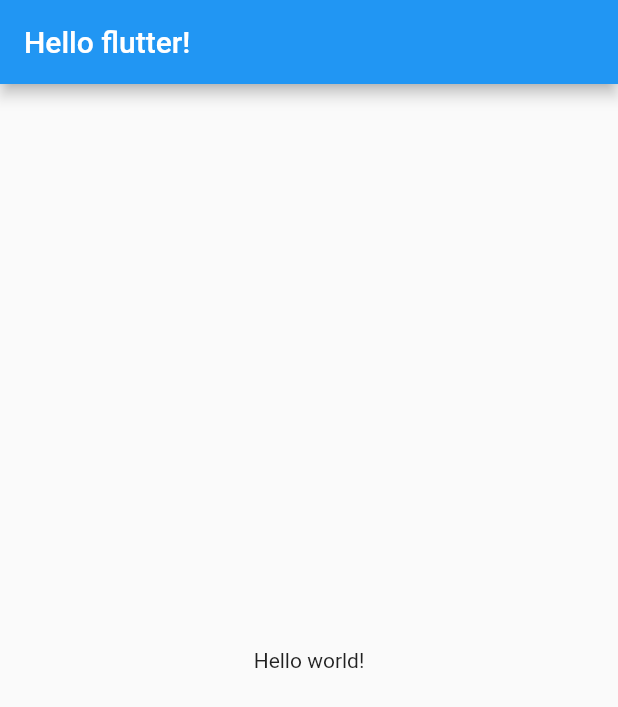
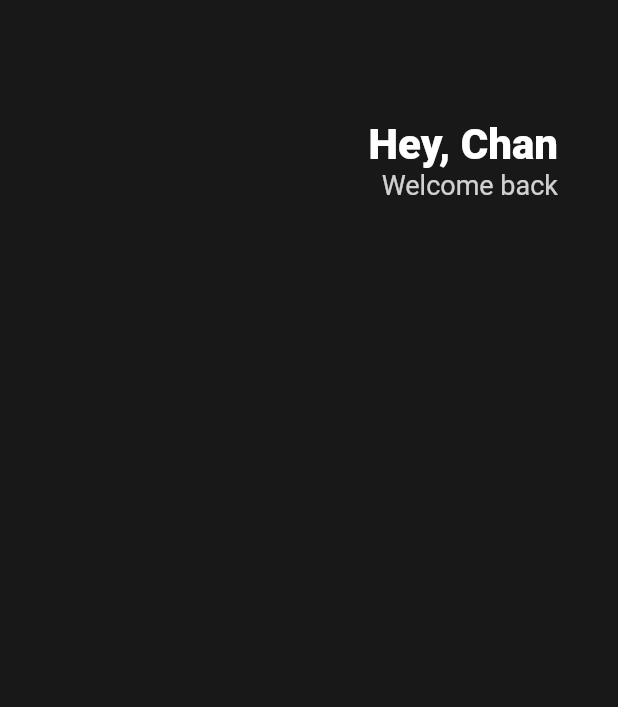
Before and after one commit to woochan94/Study_Flutter_toonflix, a Flutter app: the screen it shows after launch, on a phone screen of 412 x 824 dp. Shown: the top 707 px of the screen. Run offline on Flutter 3.47's test engine with Material 2 defaults, Android fonts, the phone set to English and light mode, and no system bars.

Commit message:
Design: Add header UI

```diff
--- a/lib/main.dart
+++ b/lib/main.dart
@@ -11,11 +11,38 @@ class App extends StatelessWidget {
   Widget build(BuildContext context) {
     return MaterialApp(
       home: Scaffold(
-        appBar: AppBar(
-          title: const Text('Hello flutter!'),
-        ),
-        body: const Center(
-          child: Text("Hello world!"),
+        backgroundColor: const Color(0xFF181818),
+        body: Padding(
+          padding: const EdgeInsets.symmetric(horizontal: 40),
+          child: Column(
+            children: [
+              const SizedBox(height: 80),
+              Row(
+                mainAxisAlignment: MainAxisAlignment.end,
+                children: [
+                  Column(
+                    crossAxisAlignment: CrossAxisAlignment.end,
+                    children: [
+                      const Text(
+                        'Hey, Chan',
+                        style: TextStyle(
+                            color: Colors.white,
+                            fontSize: 28,
+                            fontWeight: FontWeight.w800),
+                      ),
+                      Text(
+                        'Welcome back',
+                        style: TextStyle(
+                          color: Colors.white.withOpacity(0.8),
+                          fontSize: 18,
+                        ),
+                      ),
+                    ],
+                  )
+                ],
+              )
+            ],
+          ),
         ),
       ),
     );
```
